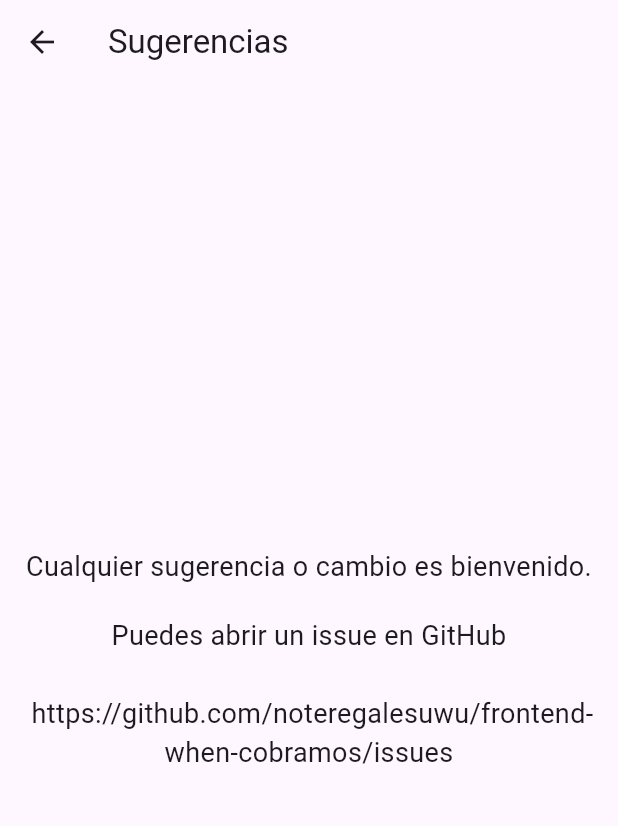
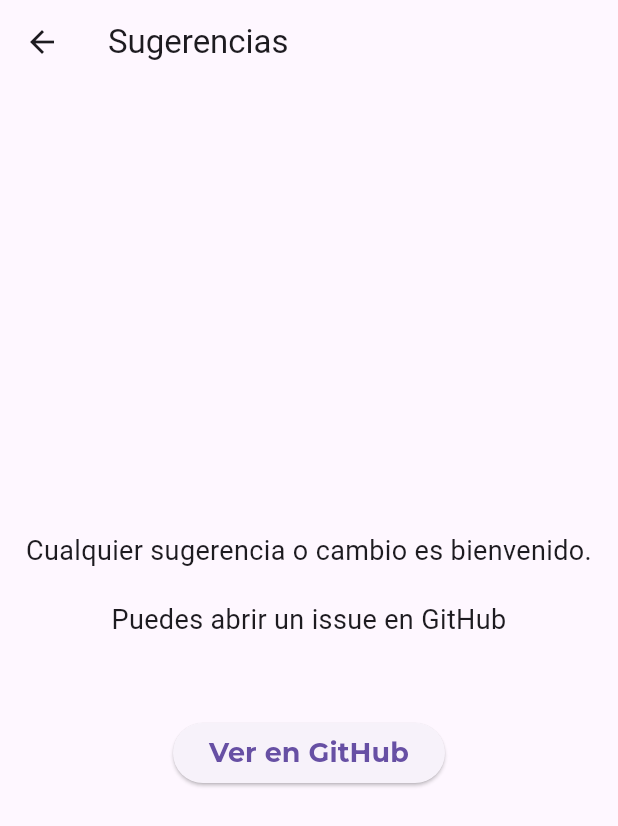
Before and after one commit to noteregalesuwu/frontend-when-cobramos, a Flutter app: the SugerenciasPage screen opened directly, on a phone screen of 412 x 824 dp. Shown: the top 826 px of the screen. Run offline on Flutter 3.47's test engine with Material 3 defaults, Android fonts, the phone set to English and light mode, and no system bars; our stand-ins replace flutter_dotenv; missing offline and left inert: dart:html; network calls fail.

Commit message:
Agregamos boton que abre new tab para crear issues en guthib UwU

```diff
--- a/lib/views/sugerencias_page.dart
+++ b/lib/views/sugerencias_page.dart
@@ -1,5 +1,11 @@
 import 'package:flutter/material.dart';
-import 'package:url_launcher/url_launcher.dart';
+/**
+ * Usamos la api de html para abrir un enlace en una nueva pestaña. de manera excepcional por ahora
+ * @see https://api.flutter.dev/flutter/dart-html/html-library.html
+ *
+ */
+
+import 'dart:html' as html;
 
 class SugerenciasPage extends StatelessWidget {
   const SugerenciasPage({super.key});
@@ -20,33 +26,30 @@ class SugerenciasPage extends StatelessWidget {
               textAlign: TextAlign.center,
             ),
             SizedBox(height: 20),
-            // ElevatedButton(
-            //   onPressed: () {
-            //     _launchURL();
-            //   },
-            //   child: const Text('Abrir en GitHub'),
-            // ),
             Text(
-              'Puedes abrir un issue en GitHub \n\n https://github.com/noteregalesuwu/frontend-when-cobramos/issues',
+              'Puedes abrir un issue en GitHub \n\n',
               style: TextStyle(fontSize: 18),
               textAlign: TextAlign.center,
             ),
+            ElevatedButton(
+              onPressed: _launchURL,
+              child: Text(
+                'Ver en GitHub',
+                style: TextStyle(
+                    fontSize: 18,
+                    fontFamily: 'Montserrat',
+                    fontWeight: FontWeight.bold),
+              ),
+            )
           ],
         ),
       ),
     );
   }
 
-  void _launchURL() async {
-    const url = 'https://github.com/noteregalesuwu/frontend-when-cobramos/issues';
-    // create uri from string
-    final Uri uri = Uri.parse(url);
-    await launchUrl(uri);
-
-    // if (await canLaunch(url)) {
-    //   await launch(url);
-    // } else {
-    //   throw 'No se pudo abrir $url';
-    // }
+  static void _launchURL() async {
+    const url =
+        'https://github.com/noteregalesuwu/frontend-when-cobramos/issues';
+    html.window.open(url, 'GitHub');
   }
 }
```
